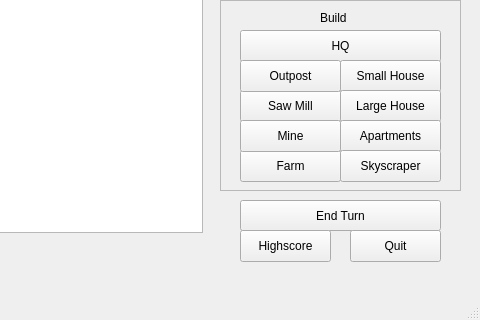
First picture: the form in Game/mapwindow.ui, repository hoanhle/Colonization-Game, before the edit; both pictures show x 320 to 800 and y 280 to 600 of the 800 by 600 pixel window.
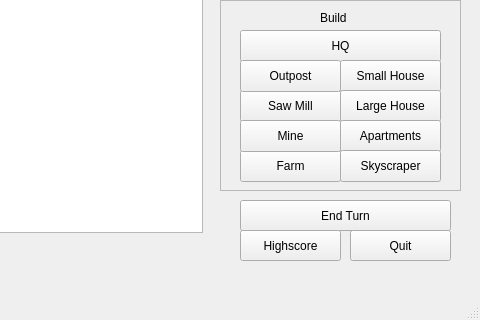
Second picture: the form after the edit. Icons and pictures are not drawn.

```diff
--- a/Game/mapwindow.ui
+++ b/Game/mapwindow.ui
@@ -465,7 +465,7 @@
      <rect>
       <x>560</x>
       <y>480</y>
-      <width>201</width>
+      <width>211</width>
       <height>31</height>
      </rect>
     </property>
@@ -473,32 +473,32 @@
      <string>End Turn</string>
     </property>
    </widget>
-   <widget class="QPushButton" name="pushButton_4">
-    <property name="geometry">
-     <rect>
-      <x>670</x>
-      <y>510</y>
-      <width>91</width>
-      <height>32</height>
-     </rect>
-    </property>
-    <property name="text">
-     <string>Quit</string>
-    </property>
-   </widget>
-   <widget class="QPushButton" name="pushButton_5">
+   <widget class="QPushButton" name="highScoreButton">
     <property name="geometry">
      <rect>
       <x>560</x>
       <y>510</y>
-      <width>91</width>
-      <height>32</height>
+      <width>101</width>
+      <height>31</height>
      </rect>
     </property>
     <property name="text">
      <string>Highscore</string>
     </property>
    </widget>
+   <widget class="QPushButton" name="highScoreButton_2">
+    <property name="geometry">
+     <rect>
+      <x>670</x>
+      <y>510</y>
+      <width>101</width>
+      <height>31</height>
+     </rect>
+    </property>
+    <property name="text">
+     <string>Quit</string>
+    </property>
+   </widget>
   </widget>
   <widget class="QMenuBar" name="menubar">
    <property name="geometry">
```
Left out of the diff: 2 changed lines with no effect on the pictures.
